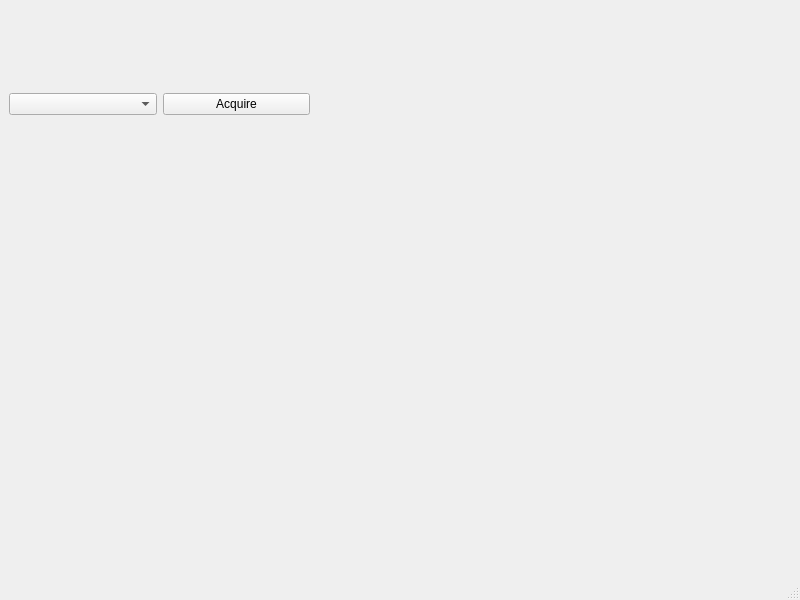
shreyaspotnis/manualdaq, file MainWindow.ui: the form before one commit.
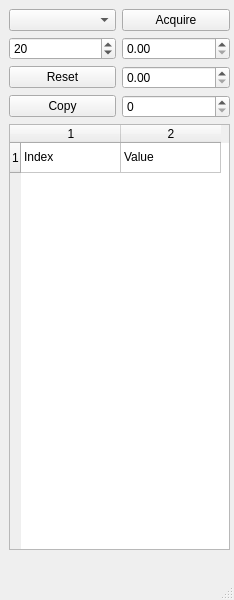
The form after the commit.

Commit message: Designed basic GUI.

Patch:
```diff
--- a/MainWindow.ui
+++ b/MainWindow.ui
@@ -6,7 +6,7 @@
    <rect>
     <x>0</x>
     <y>0</y>
-    <width>800</width>
+    <width>234</width>
     <height>600</height>
    </rect>
   </property>
@@ -19,19 +19,106 @@
      <rect>
       <x>9</x>
       <y>9</y>
-      <width>301</width>
-      <height>191</height>
+      <width>221</width>
+      <height>541</height>
      </rect>
     </property>
     <layout class="QGridLayout" name="gridLayout">
-     <item row="0" column="0">
-      <widget class="QComboBox" name="comboLJInput"/>
-     </item>
      <item row="0" column="1">
       <widget class="QPushButton" name="pushAcquire">
+       <property name="toolTip">
+        <string>Acquire data. Shortcut: Shift+Return</string>
+       </property>
        <property name="text">
         <string>Acquire</string>
        </property>
+       <property name="shortcut">
+        <string>Shift+Return, Ctrl+S</string>
+       </property>
+      </widget>
+     </item>
+     <item row="1" column="0">
+      <widget class="QSpinBox" name="spinAverages">
+       <property name="toolTip">
+        <string>Number of averages to take when acquiring</string>
+       </property>
+       <property name="value">
+        <number>20</number>
+       </property>
+      </widget>
+     </item>
+     <item row="1" column="1">
+      <widget class="QDoubleSpinBox" name="doubleSpinIndexStart">
+       <property name="toolTip">
+        <string>Start value of the index column when acquiring data</string>
+       </property>
+      </widget>
+     </item>
+     <item row="2" column="1">
+      <widget class="QDoubleSpinBox" name="doubleSpinIndexStep">
+       <property name="toolTip">
+        <string>Step value of the index column when acquiring data</string>
+       </property>
+      </widget>
+     </item>
+     <item row="3" column="1">
+      <widget class="QSpinBox" name="spinCurrentIndex">
+       <property name="toolTip">
+        <string>Current row to put data into</string>
+       </property>
+      </widget>
+     </item>
+     <item row="0" column="0">
+      <widget class="QComboBox" name="comboLJInput">
+       <property name="toolTip">
+        <string>Select which LabJack input to use to acquire the data</string>
+       </property>
+      </widget>
+     </item>
+     <item row="4" column="0" colspan="2">
+      <widget class="QTableWidget" name="tableData">
+       <property name="rowCount">
+        <number>1</number>
+       </property>
+       <property name="columnCount">
+        <number>2</number>
+       </property>
+       <row/>
+       <column/>
+       <column/>
+       <item row="0" column="0">
+        <property name="text">
+         <string>Index</string>
+        </property>
+       </item>
+       <item row="0" column="1">
+        <property name="text">
+         <string>Value</string>
+        </property>
+       </item>
+      </widget>
+     </item>
+     <item row="2" column="0">
+      <widget class="QPushButton" name="pushReset">
+       <property name="toolTip">
+        <string>Reset the data and set the current index to zero</string>
+       </property>
+       <property name="text">
+        <string>Reset</string>
+       </property>
+      </widget>
+     </item>
+     <item row="3" column="0">
+      <widget class="QPushButton" name="pushCopy">
+       <property name="toolTip">
+        <string>Copy all data to clipboard. Shortcut Ctrl+Shift+C</string>
+       </property>
+       <property name="text">
+        <string>Copy</string>
+       </property>
+       <property name="shortcut">
+        <string>Ctrl+Shift+C</string>
+       </property>
       </widget>
      </item>
     </layout>
@@ -42,7 +129,7 @@
     <rect>
      <x>0</x>
      <y>0</y>
-     <width>800</width>
+     <width>234</width>
      <height>23</height>
     </rect>
    </property>
```
The commit also changes 1 other file.
